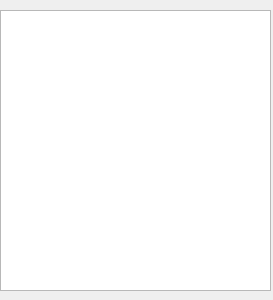
lerry/fileshare, file tools/main.ui: the form before one commit.
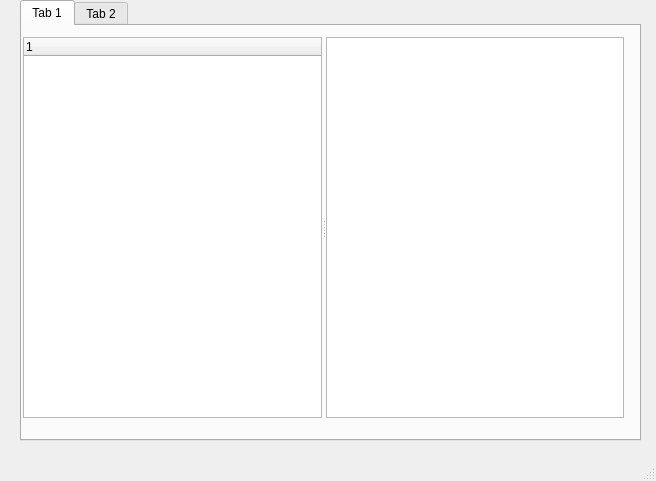
The form after the commit.

Commit message: make a simple ui of file lists

```diff
--- a/tools/main.ui
+++ b/tools/main.ui
@@ -1,28 +1,72 @@
 <?xml version="1.0" encoding="UTF-8"?>
 <ui version="4.0">
- <class>form</class>
- <widget class="QWidget" name="form">
+ <class>main</class>
+ <widget class="QMainWindow" name="main">
   <property name="geometry">
    <rect>
     <x>0</x>
     <y>0</y>
-    <width>273</width>
-    <height>300</height>
+    <width>656</width>
+    <height>481</height>
    </rect>
   </property>
   <property name="windowTitle">
    <string>Form</string>
   </property>
-  <widget class="QListWidget" name="list">
+  <widget class="QWidget" name="centralwidget">
+   <widget class="QTabWidget" name="tabWidget">
+    <property name="geometry">
+     <rect>
+      <x>20</x>
+      <y>0</y>
+      <width>621</width>
+      <height>441</height>
+     </rect>
+    </property>
+    <widget class="QWidget" name="tab">
+     <attribute name="title">
+      <string>Tab 1</string>
+     </attribute>
+     <widget class="QSplitter" name="splitter">
+      <property name="geometry">
+       <rect>
+        <x>1</x>
+        <y>11</y>
+        <width>601</width>
+        <height>381</height>
+       </rect>
+      </property>
+      <property name="orientation">
+       <enum>Qt::Horizontal</enum>
+      </property>
+      <widget class="QTreeWidget" name="tree">
+       <column>
+        <property name="text">
+         <string notr="true">1</string>
+        </property>
+       </column>
+      </widget>
+      <widget class="QTableWidget" name="table"/>
+     </widget>
+    </widget>
+    <widget class="QWidget" name="tab_2">
+     <attribute name="title">
+      <string>Tab 2</string>
+     </attribute>
+    </widget>
+   </widget>
+  </widget>
+  <widget class="QMenuBar" name="menubar">
    <property name="geometry">
     <rect>
      <x>0</x>
-     <y>10</y>
-     <width>271</width>
-     <height>281</height>
+     <y>0</y>
+     <width>656</width>
+     <height>23</height>
     </rect>
    </property>
   </widget>
+  <widget class="QStatusBar" name="statusbar"/>
  </widget>
  <resources/>
  <connections/>
```
Left out of the diff: 2 changed lines with no effect on the pictures. The commit also changes 1 other file.
